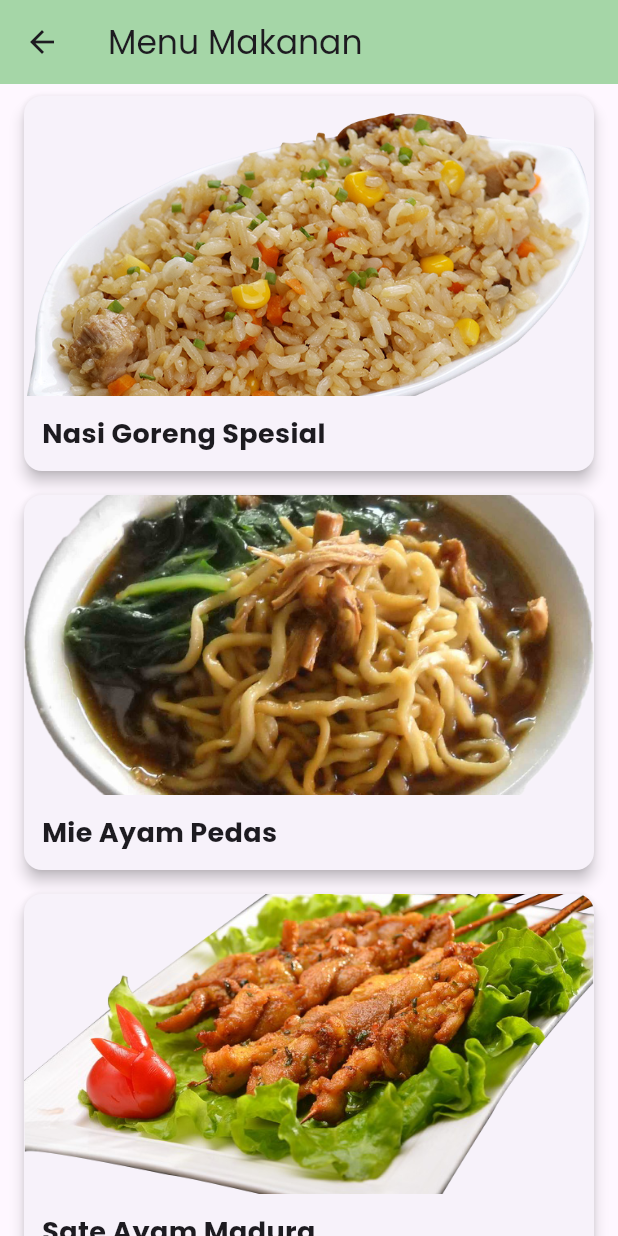
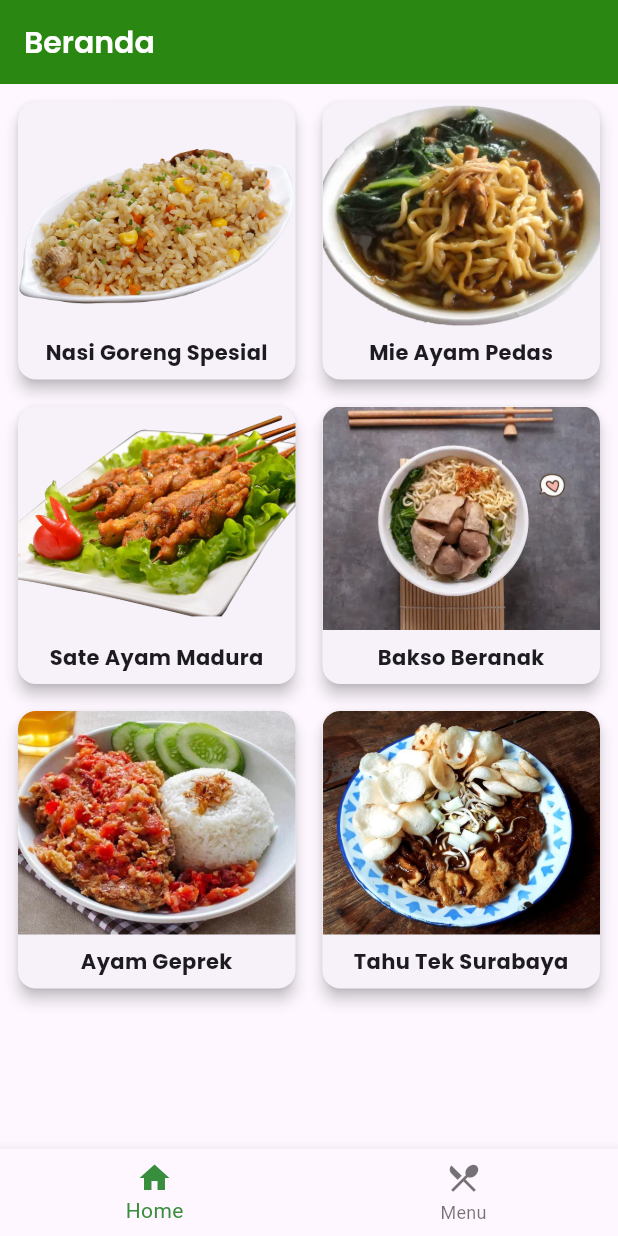
Before and after one commit to vickyardian/project-praktikum-PAB, a Flutter app: the screen it shows after launch, after a tap on "Masuk", on a phone screen of 412 x 824 dp. Run offline on Flutter 3.47's test engine with Material 3 defaults, Android fonts, the phone set to English and light mode, and no system bars; our stand-ins replace google_fonts.

Commit message:
update aktivitas 2

```diff
--- a/lib/homepage/home_screen.dart
+++ b/lib/homepage/home_screen.dart
@@ -1,39 +1,102 @@
 import 'package:flutter/material.dart';
 import 'package:google_fonts/google_fonts.dart';
 import 'detail_menu.dart';
+import 'menu_screen.dart';
 
-class HomeScreen extends StatelessWidget {
+class HomeScreen extends StatefulWidget {
   const HomeScreen({super.key});
 
-  final List<Map<String, String>> menuList = const [
+  @override
+  State<HomeScreen> createState() => _HomeScreenState();
+}
+
+class _HomeScreenState extends State<HomeScreen> {
+  int _selectedIndex = 0;
+
+  final List<Map<String, String>> homeMenuList = const [
     {
       'title': 'Nasi Goreng Spesial',
       'image': 'assets/images/menu1.png',
-      'description': 'Nasi goreng dengan bumbu spesial dan topping lengkap.',
+      'description': 'Nasi goreng dengan bumbu spesial dan topping lengkap',
     },
     {
       'title': 'Mie Ayam Pedas',
       'image': 'assets/images/menu2.png',
-      'description': 'Mie ayam dengan cita rasa pedas menggigit dan gurih.',
+      'description': 'Mie ayam dengan cita rasa pedas menggigit dan gurih',
     },
     {
       'title': 'Sate Ayam Madura',
       'image': 'assets/images/menu3.png',
-      'description': 'Sate ayam khas Madura dengan bumbu kacang yang lezat.',
+      'description': 'Sate ayam khas Madura dengan bumbu kacang yang lezat',
+    },
+    {
+      'title': 'Bakso Beranak',
+      'image': 'assets/images/bakso.webp',
+      'description': 'Bakso isi telur dan bakso kecil-kecil yang menggoda',
+    },
+    {
+      'title': 'Ayam Geprek',
+      'image': 'assets/images/ayamgeprek.jpg',
+      'description': 'Ayam geprek super pedas dengan sambal bawang',
+    },
+    {
+      'title': 'Tahu Tek Surabaya',
+      'image': 'assets/images/tahutek.jpg',
+      'description': 'Tahu tek khas Surabaya dengan lontong dan petis',
     },
   ];
 
+  void _onNavTapped(int index) {
+    setState(() {
+      _selectedIndex = index;
+    });
+  }
+
   @override
   Widget build(BuildContext context) {
+    final List<String> appBarTitles = ['Beranda', 'Daftar Menu'];
+
+    final Widget bodyContent =
+        _selectedIndex == 0 ? _buildGrid(homeMenuList) : const MenuScreen();
+
     return Scaffold(
       appBar: AppBar(
-        title: Text('Menu Makanan', style: GoogleFonts.poppins()),
-        backgroundColor: Colors.green[200],
+        title: Text(
+          appBarTitles[_selectedIndex],
+          style: GoogleFonts.poppins(
+            textStyle: const TextStyle(
+              fontSize: 20,
+              fontWeight: FontWeight.w600,
+              color: Colors.white,
             ),
-      body: ListView.builder(
-        itemCount: menuList.length,
-        itemBuilder: (context, index) {
-          final menu = menuList[index];
+          ),
+        ),
+        backgroundColor: const Color.fromARGB(255, 42, 136, 18),
+      ),
+
+      body: Padding(padding: const EdgeInsets.all(8.0), child: bodyContent),
+      bottomNavigationBar: BottomNavigationBar(
+        currentIndex: _selectedIndex,
+        onTap: _onNavTapped,
+        selectedItemColor: Colors.green[700],
+        items: const [
+          BottomNavigationBarItem(icon: Icon(Icons.home), label: 'Home'),
+          BottomNavigationBarItem(
+            icon: Icon(Icons.restaurant_menu),
+            label: 'Menu',
+          ),
+        ],
+      ),
+    );
+  }
+
+  Widget _buildGrid(List<Map<String, String>> menuList) {
+    return GridView.count(
+      crossAxisCount: 2,
+      crossAxisSpacing: 10,
+      mainAxisSpacing: 10,
+      children:
+          menuList.map((menu) {
             return GestureDetector(
               onTap: () {
                 Navigator.push(
@@ -49,41 +112,37 @@ class HomeScreen extends StatelessWidget {
                 );
               },
               child: Card(
-              margin: const EdgeInsets.symmetric(horizontal: 16, vertical: 8),
                 shape: RoundedRectangleBorder(
                   borderRadius: BorderRadius.circular(12),
                 ),
                 elevation: 4,
                 child: Column(
-                crossAxisAlignment: CrossAxisAlignment.start,
+                  crossAxisAlignment: CrossAxisAlignment.stretch,
                   children: [
-                  ClipRRect(
+                    Expanded(
+                      child: ClipRRect(
                         borderRadius: const BorderRadius.vertical(
                           top: Radius.circular(12),
                         ),
-                    child: Image.asset(
-                      menu['image']!,
-                      width: double.infinity,
-                      height: 200,
-                      fit: BoxFit.cover,
+                        child: Image.asset(menu['image']!, fit: BoxFit.cover),
                       ),
                     ),
                     Padding(
-                    padding: const EdgeInsets.all(12.0),
+                      padding: const EdgeInsets.all(8.0),
                       child: Text(
                         menu['title']!,
                         style: GoogleFonts.poppins(
-                        fontSize: 18,
+                          fontSize: 14,
                           fontWeight: FontWeight.bold,
                         ),
+                        textAlign: TextAlign.center,
                       ),
                     ),
                   ],
                 ),
               ),
             );
-        },
-      ),
+          }).toList(),
     );
   }
 }
--- a/lib/login/login_screen.dart
+++ b/lib/login/login_screen.dart
@@ -72,7 +72,7 @@ class LoginScreen extends StatelessWidget {
                 // Tombol Masuk
                 ElevatedButton(
                   onPressed: () {
-                    Navigator.push(
+                    Navigator.pushReplacement(
                       //push/pushReplacement
                       context,
                       MaterialPageRoute(
```
Also changed, not shown: lib/homepage/detail_menu.dart (+17 -4 lines), lib/homepage/menu_screen.dart (added, +115 -0 lines), assets/images/ayamgeprek.jpg (added), assets/images/bakso.webp (added), assets/images/pecellele.jpg (added), assets/images/rawondaging.webp (added), assets/images/tahutek.jpg (added), 1 other file. Lines whose indentation alone changed are shown as unchanged.
